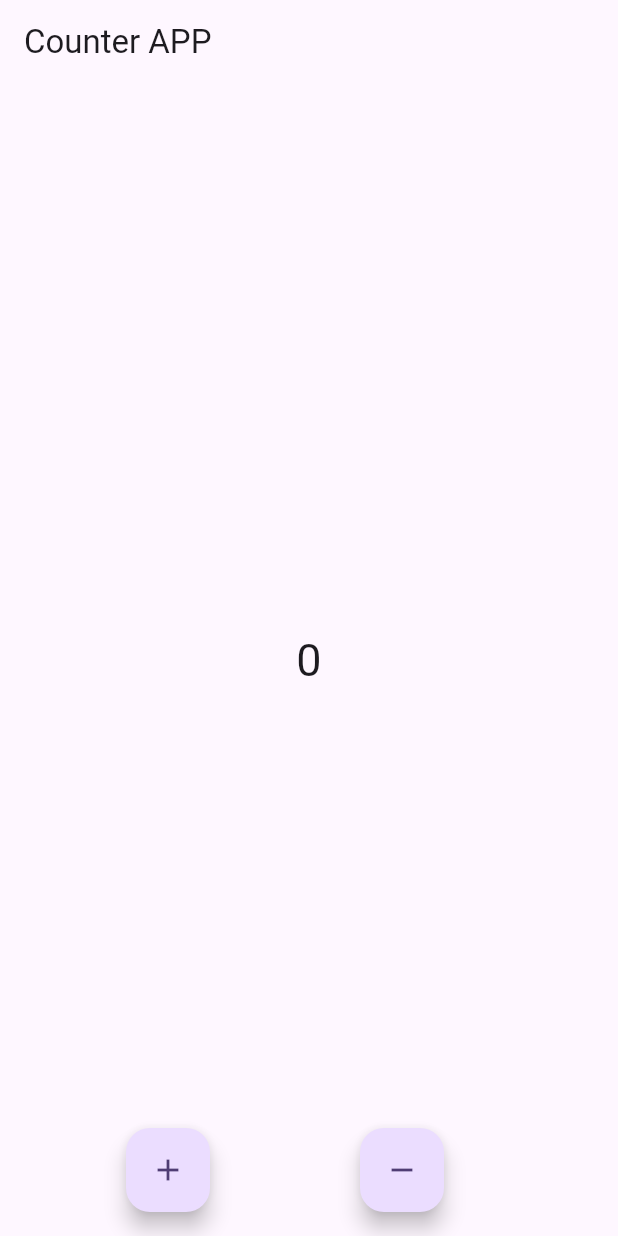
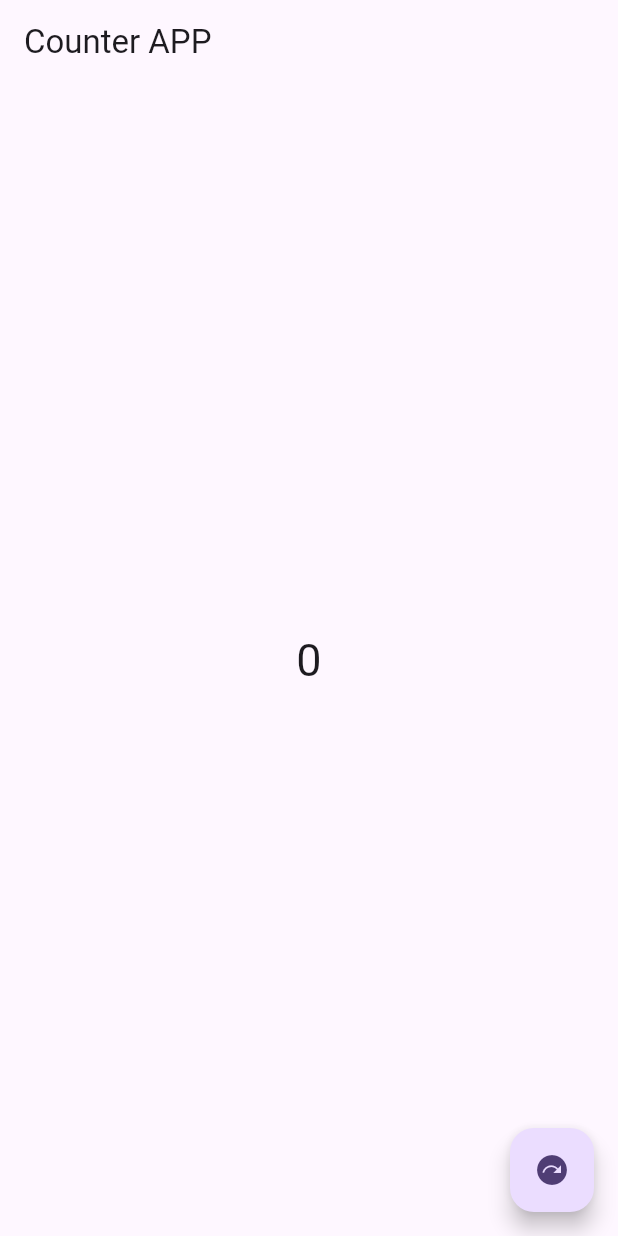
Before and after one commit to huzaifak08/GetX-Learning, a Flutter app: the screen it shows after launch, on a phone screen of 412 x 824 dp. Run offline on Flutter 3.47's test engine with Material 3 defaults, Android fonts, the phone set to English and light mode, and no system bars; our stand-ins replace get.

Commit message:
Simple Routing Allhamdullillah

```diff
--- a/lib/views/home/home_view.dart
+++ b/lib/views/home/home_view.dart
@@ -1,49 +1,41 @@
 import 'package:flutter/material.dart';
 import 'package:get/get.dart';
-import 'package:getx_learning/views/home/home_view_model.dart';
+import 'package:getx_learning/views/second/second_view.dart';
 
 class HomeView extends StatelessWidget {
   const HomeView({super.key});
 
   @override
   Widget build(BuildContext context) {
-    final HomeViewModel homeViewModel = Get.put(HomeViewModel());
-
     debugPrint('Build');
 
     return Scaffold(
       appBar: AppBar(
         title: const Text('Counter APP'),
       ),
-      body: Center(
+      body: const Center(
         child: Column(
           mainAxisAlignment: MainAxisAlignment.center,
           children: [
-            Obx(
-              () => Text(
-                homeViewModel.counter.toString(),
-                style: const TextStyle(fontSize: 30),
-              ),
+            Text(
+              '0',
+              style: TextStyle(fontSize: 30),
             ),
           ],
         ),
       ),
-      floatingActionButton: Row(
-        mainAxisAlignment: MainAxisAlignment.spaceEvenly,
-        children: [
-          FloatingActionButton(
-            onPressed: () {
-              homeViewModel.increment();
-            },
-            child: const Icon(Icons.add),
-          ),
-          FloatingActionButton(
-            onPressed: () {
-              homeViewModel.decrement();
-            },
-            child: const Icon(Icons.remove),
-          ),
-        ],
+      floatingActionButton: FloatingActionButton(
+        onPressed: () {
+          // Navigator.push
+          // Get.to(() => const SecondScreen());
+
+          // Navigator.pushReplacement
+          // Get.off(() => const SecondScreen());
+
+          // Navigator.pushAndRemoveUntil
+          Get.offAll(() => const SecondScreen());
+        },
+        child: const Icon(Icons.next_plan),
       ),
     );
   }
--- a/lib/views/home/home_view_model.dart
+++ /dev/null
@@ -1,9 +0,0 @@
-import 'package:get/state_manager.dart';
-
-class HomeViewModel extends GetxController {
-  RxInt counter = 0.obs;
-
-  void increment() => counter.value++;
-
-  void decrement() => counter.value--;
-}
```
Also changed, not shown: lib/views/second/second_view.dart (added, +25 -0 lines).
